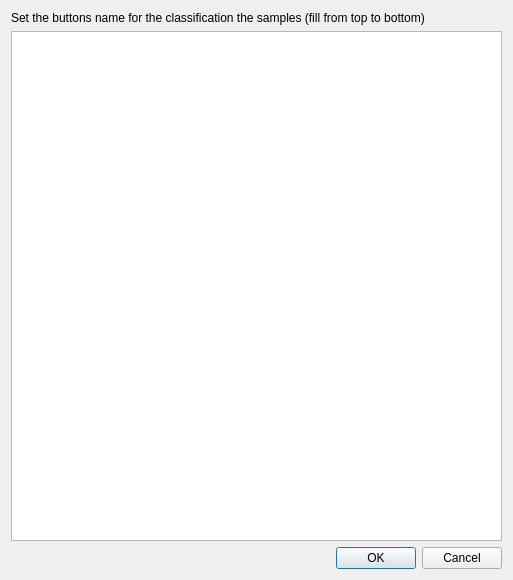
Before: the Qt Designer form ui/classification_buttons_config.ui in SMByC/AcATaMa, drawn with Qt 5.
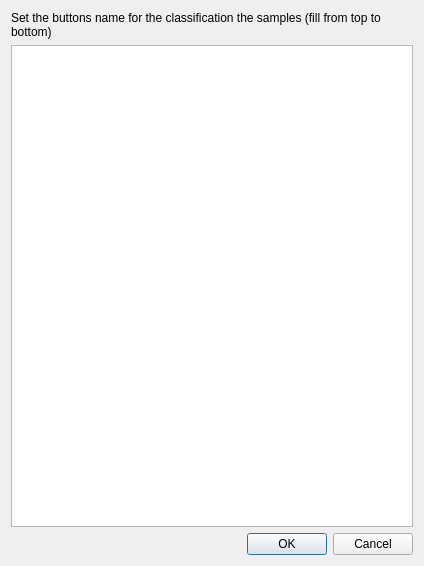
After: the same form once the commit is applied.

Commit message: Added the dialog for set or modify the classification buttons

```diff
--- a/ui/classification_buttons_config.ui
+++ b/ui/classification_buttons_config.ui
@@ -6,8 +6,8 @@
    <rect>
     <x>0</x>
     <y>0</y>
-    <width>513</width>
-    <height>580</height>
+    <width>424</width>
+    <height>566</height>
    </rect>
   </property>
   <property name="windowTitle">
```
Left out of the diff: 4 changed lines with no effect on the pictures. The commit also changes 2 other files.
